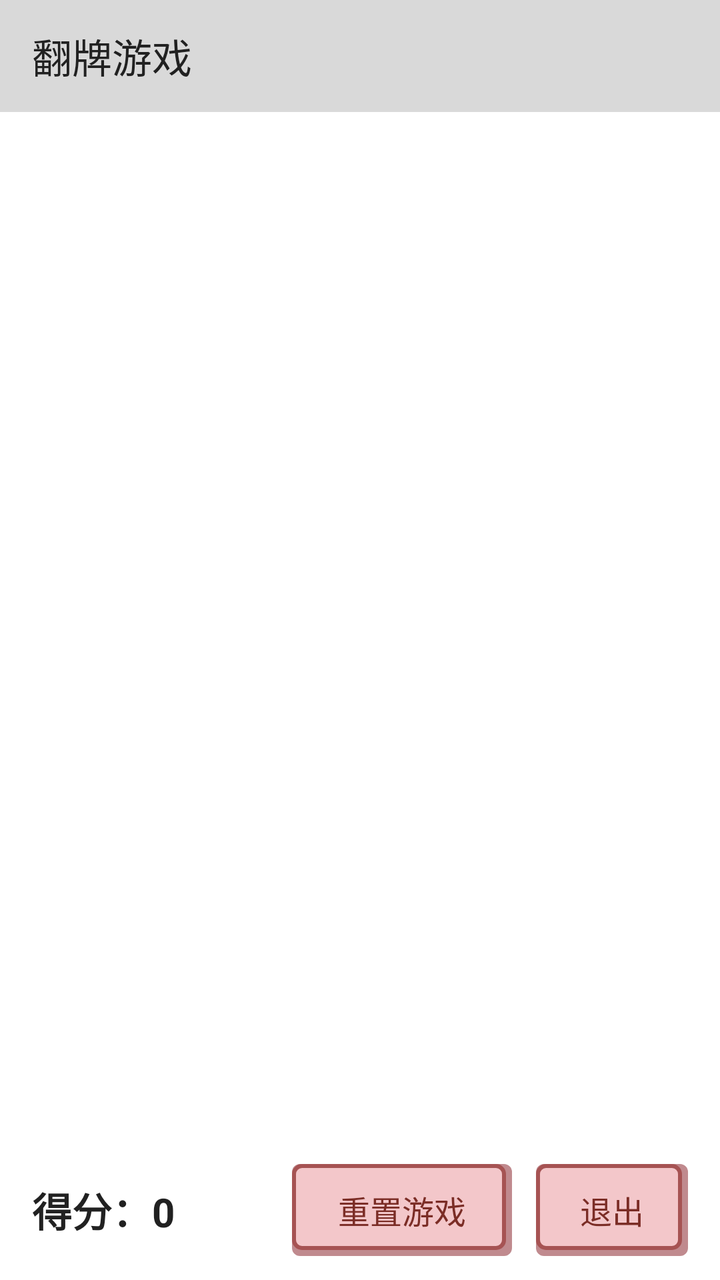
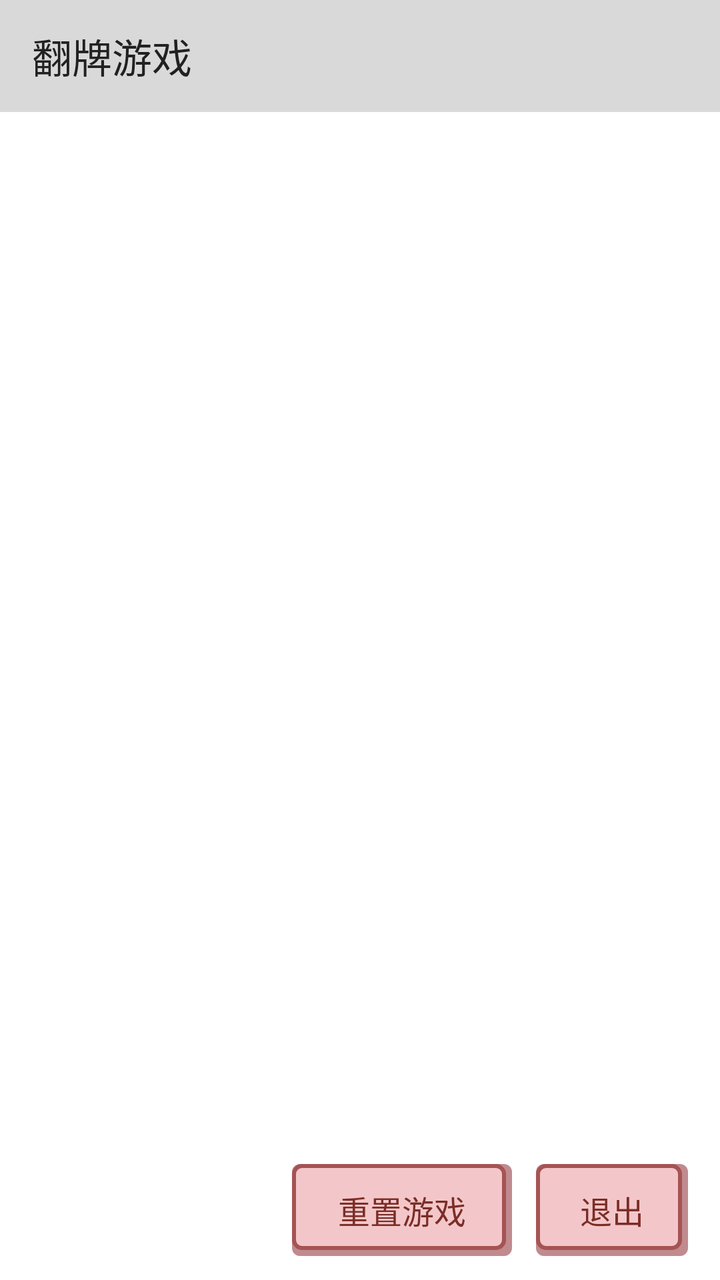

Two renders of the same Android screen: before a commit and after it. Below are the layout's source before the change and the commit's diff.
<!-- AndroidManifest.xml: application theme Theme.MyApplication -->
<!-- res/layout/activity_card_game.xml -->
<?xml version="1.0" encoding="utf-8"?>
<LinearLayout xmlns:android="http://schemas.android.com/apk/res/android"
    xmlns:tools="http://schemas.android.com/tools"
    android:id="@+id/cardGameRoot"
    android:layout_width="match_parent"
    android:layout_height="match_parent"
    android:background="#FFFFFF"
    android:orientation="vertical"
    tools:context=".CardGameActivity">

    <TextView
        style="@style/AppHeader"
        android:text="翻牌游戏" />

    <ScrollView
        android:layout_width="match_parent"
        android:layout_height="0dp"
        android:layout_weight="1"
        android:fillViewport="true">

        <GridLayout
            android:id="@+id/gridCards"
            android:layout_width="match_parent"
            android:layout_height="wrap_content"
            android:columnCount="4"
            android:padding="8dp"
            android:rowCount="4"
            android:useDefaultMargins="false" />
    </ScrollView>

    <LinearLayout
        android:layout_width="match_parent"
        android:layout_height="wrap_content"
        android:gravity="center_vertical"
        android:orientation="horizontal"
        android:paddingHorizontal="16dp"
        android:paddingVertical="12dp">

        <TextView
            android:id="@+id/tvScore"
            android:layout_width="0dp"
            android:layout_height="wrap_content"
            android:layout_weight="1"
            android:text="得分：0"
            android:textColor="#212121"
            android:textSize="20sp"
            android:textStyle="bold" />

        <TextView
            android:id="@+id/btnReset"
            android:layout_width="110dp"
            android:layout_height="46dp"
            android:background="@drawable/bg_button_pink"
            android:clickable="true"
            android:focusable="true"
            android:gravity="center"
            android:text="重置游戏"
            android:textColor="#7B2D26"
            android:textSize="16sp" />

        <TextView
            android:id="@+id/btnExit"
            android:layout_width="76dp"
            android:layout_height="46dp"
            android:layout_marginStart="12dp"
            android:background="@drawable/bg_button_pink"
            android:clickable="true"
            android:focusable="true"
            android:gravity="center"
            android:text="退出"
            android:textColor="#7B2D26"
            android:textSize="16sp" />
    </LinearLayout>
</LinearLayout>
<!-- resources referenced by this layout -->
<resources>
  <!-- drawable bg_button_pink (drawable) -->
  <?xml version="1.0" encoding="utf-8"?>
  <layer-list xmlns:android="http://schemas.android.com/apk/res/android">
      <item>
          <shape android:shape="rectangle">
              <solid android:color="#C08A8E" />
              <corners android:radius="4dp" />
          </shape>
      </item>
      <item
          android:bottom="3dp"
          android:right="3dp">
          <shape android:shape="rectangle">
              <solid android:color="#F3C7CA" />
              <stroke
                  android:width="2dp"
                  android:color="#A65353" />
              <corners android:radius="4dp" />
          </shape>
      </item>
  </layer-list>
  <style name="AppHeader">
          <item name="android:layout_width">match_parent</item>
          <item name="android:layout_height">56dp</item>
          <item name="android:background">@drawable/bg_header</item>
          <item name="android:gravity">center_vertical</item>
          <item name="android:paddingStart">16dp</item>
          <item name="android:paddingEnd">16dp</item>
          <item name="android:textColor">#212121</item>
          <item name="android:textSize">20sp</item>
      </style>
  <style name="Theme.MyApplication" parent="Base.Theme.MyApplication" />
  <!-- drawable bg_header (drawable) -->
  <?xml version="1.0" encoding="utf-8"?>
  <shape xmlns:android="http://schemas.android.com/apk/res/android"
      android:shape="rectangle">
      <solid android:color="#D9D9D9" />
  </shape>
  <style name="Base.Theme.MyApplication" parent="Theme.Material3.Light.NoActionBar">
          
          
      </style>
</resources>

<!-- the commit's change to res/layout/activity_card_game.xml (unified diff, before → after) -->
@@ -10,7 +10,7 @@
 
     <TextView
         style="@style/AppHeader"
-        android:text="翻牌游戏" />
+        android:text="@string/title_card_game" />
 
     <ScrollView
         android:layout_width="match_parent"
@@ -41,7 +41,6 @@
             android:layout_width="0dp"
             android:layout_height="wrap_content"
             android:layout_weight="1"
-            android:text="得分：0"
             android:textColor="#212121"
             android:textSize="20sp"
             android:textStyle="bold" />
@@ -54,7 +53,7 @@
             android:clickable="true"
             android:focusable="true"
             android:gravity="center"
-            android:text="重置游戏"
+            android:text="@string/btn_reset"
             android:textColor="#7B2D26"
             android:textSize="16sp" />
 
@@ -67,7 +66,7 @@
             android:clickable="true"
             android:focusable="true"
             android:gravity="center"
-            android:text="退出"
+            android:text="@string/btn_exit"
             android:textColor="#7B2D26"
             android:textSize="16sp" />
     </LinearLayout>
<!-- resource entries referenced after the edit -->
@@ -21,6 +21,9 @@
           </shape>
       </item>
   </layer-list>
+  <string name="btn_exit">退出</string>
+  <string name="btn_reset">重置游戏</string>
+  <string name="title_card_game">翻牌游戏</string>
   <style name="AppHeader">
           <item name="android:layout_width">match_parent</item>
           <item name="android:layout_height">56dp</item>
@@ -38,9 +41,10 @@
       android:shape="rectangle">
       <solid android:color="#D9D9D9" />
   </shape>
-  <style name="Base.Theme.MyApplication" parent="Theme.Material3.Light.NoActionBar">
-          
-          
+  <style name="Base.Theme.MyApplication" parent="Theme.MaterialComponents.Light.NoActionBar.Bridge">
+          <item name="colorPrimary">#7B2D26</item>
+          <item name="colorPrimaryVariant">#A65353</item>
+          <item name="colorOnPrimary">#FFFFFF</item>
       </style>
 </resources>
 
